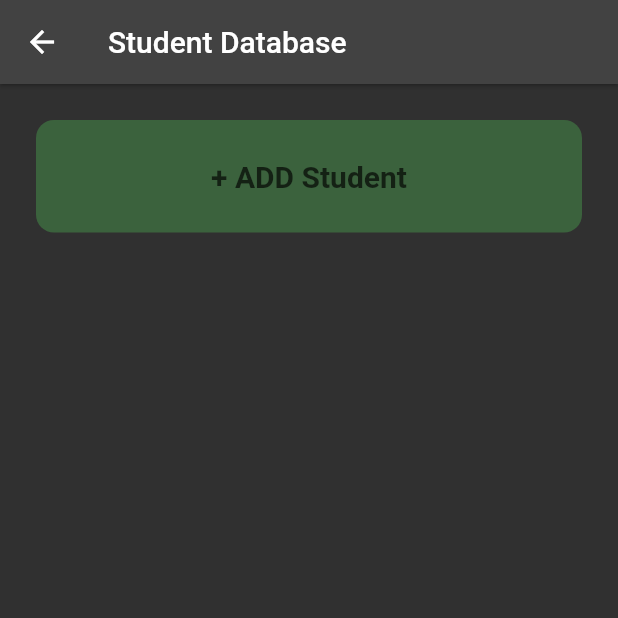
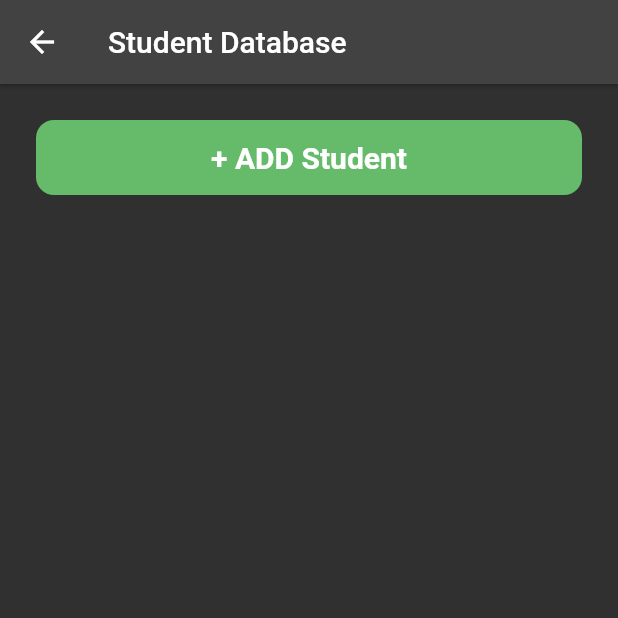
Before and after one commit to rashidwassan/muet-attendance-taking-app, a Flutter app: the StudentsRecordPage screen opened by its route, on a phone screen of 412 x 824 dp, the top half of it. Run offline on Flutter 3.47's test engine with Material 2 defaults, Android fonts, the phone set to English and light mode, and no system bars; our stand-ins replace google_fonts, hive, screenshot, share, shared_preferences; missing offline and left inert: clipboard; accounts and stored records are empty.

Commit message:
UX improvements

```diff
--- a/lib/components/main_button.dart
+++ b/lib/components/main_button.dart
@@ -6,11 +6,13 @@ class MainButton extends StatelessWidget {
     required this.buttonText,
     required this.onPressed,
     required this.buttonColor,
+    this.textColor = Colors.black87,
   });
 
   final String buttonText;
   final Function() onPressed;
   final Color buttonColor;
+  final Color textColor;
 
   @override
   Widget build(BuildContext context) {
@@ -29,7 +31,7 @@ class MainButton extends StatelessWidget {
           buttonText,
           textAlign: TextAlign.center,
           style: TextStyle(
-            color: Colors.black.withAlpha(170),
+            color: textColor,
             fontSize: 20,
             fontWeight: FontWeight.bold,
           ),
--- a/lib/screens/students_record_page.dart
+++ b/lib/screens/students_record_page.dart
@@ -20,10 +20,14 @@ class _StudentsRecordPageState extends State<StudentsRecordPage> {
       body: Padding(
         padding: const EdgeInsets.all(24.0),
         child: Column(children: [
-          MainButton(
-            buttonText: '+ ADD Student',
-            onPressed: () {},
-            buttonColor: Colors.green.withAlpha(100),
+          SizedBox(
+            height: 50,
+            child: MainButton(
+              buttonText: '+ ADD Student',
+              textColor: Colors.white,
+              onPressed: () {},
+              buttonColor: Colors.green.shade400,
+            ),
           ),
         ]),
       ),
--- a/lib/utils/utils.dart
+++ b/lib/utils/utils.dart
@@ -15,6 +15,7 @@ class Utils {
 
   static String getCopyableTextAndCopy(
     BuildContext context, {
+    required String username,
     required String header,
     required String date,
     required String report,
@@ -27,7 +28,9 @@ class Utils {
         : 'LIST OF PRESENT STUDENTS\n';
 
     textToBeCopied += report;
-    textToBeCopied += '\nReport Generated by: MUET CRs Companion App';
+    textToBeCopied += '\n---------------------';
+    textToBeCopied +=
+        '\nReport Generated by $username using MUET CRs Companion App';
 
     FlutterClipboard.copy(textToBeCopied).then(
       (value) => ScaffoldMessenger.of(context).showSnackBar(
```
Also changed, not shown: lib/screens/report_page.dart (+14 -4 lines).
